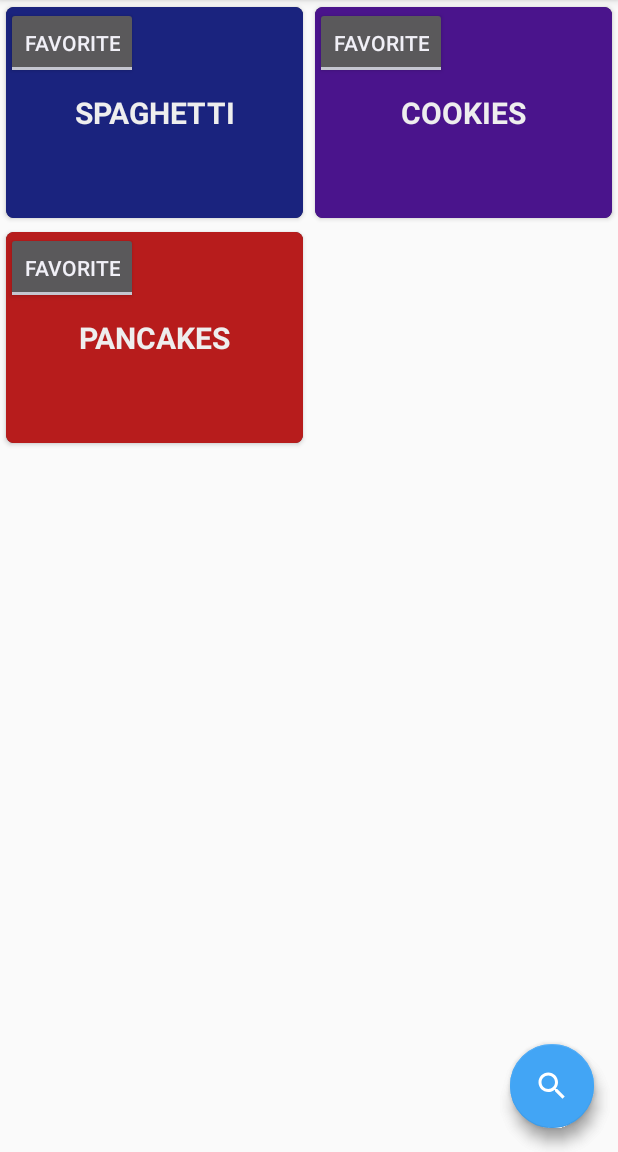
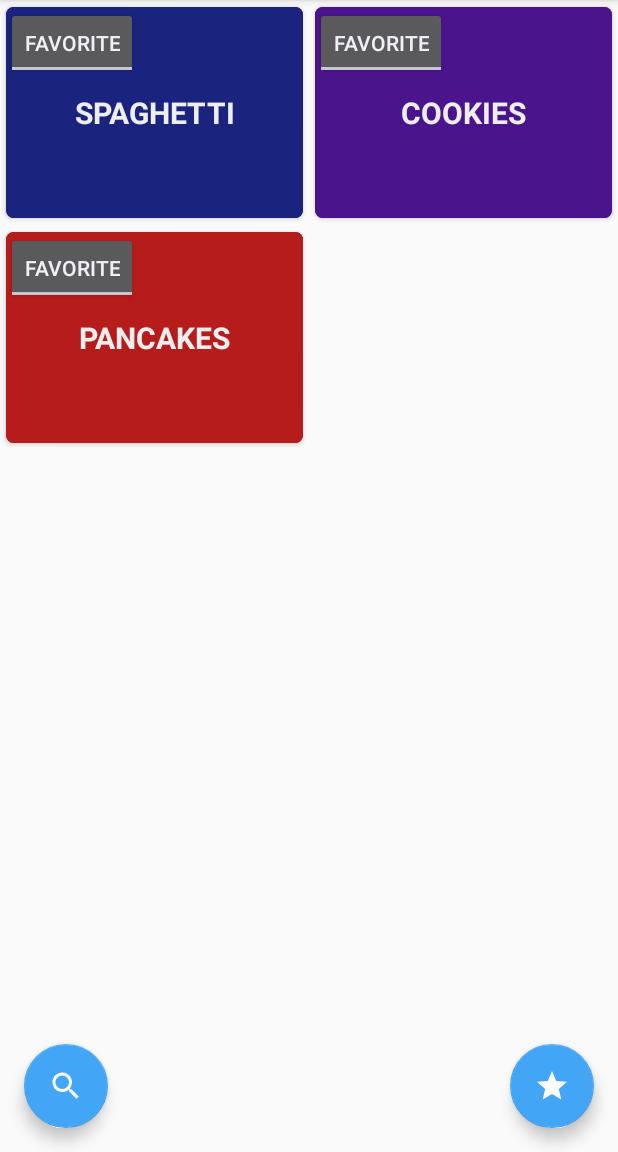
Before and after one commit to KromerSifter1997/Recipe-App, an Android app: the screen it shows after launch (SubjectActivity), on a phone screen of 412 x 824 dp, the part 84-1236 px from its top. Run offline under Robolectric (Android 15) with nearby library versions, the phone set to English and light mode, and no system bars.

Commit message:
working on search button and favorite functionality

```diff
--- a/app/src/main/res/layout/activity_recipe.xml
+++ b/app/src/main/res/layout/activity_recipe.xml
@@ -30,9 +30,8 @@
         android:id="@+id/searchButton"
         android:layout_width="wrap_content"
         android:layout_height="wrap_content"
-        android:layout_gravity="end|bottom"
+        android:layout_gravity="bottom"
         android:layout_margin="16dp"
-        android:layout_toEndOf="@+id/favoriteButton"
         android:contentDescription="@string/favoriteRecipes"
         android:src="@drawable/searchicon" />
 
```
